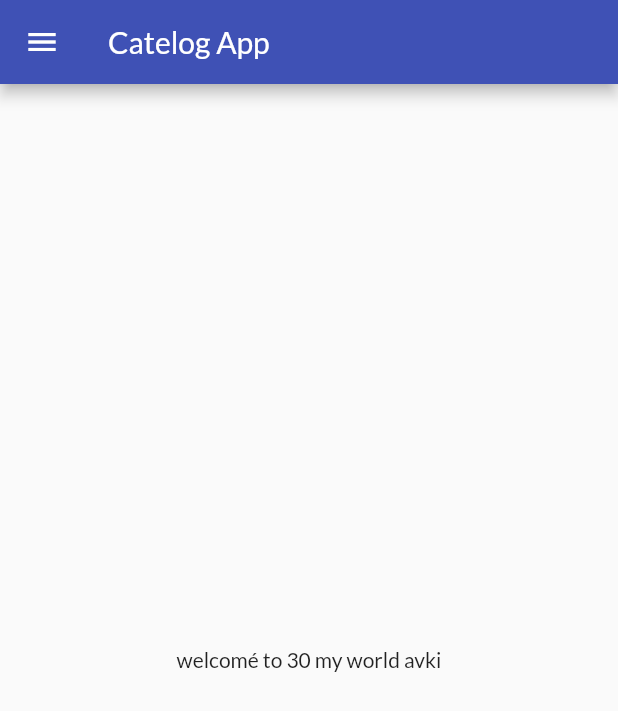
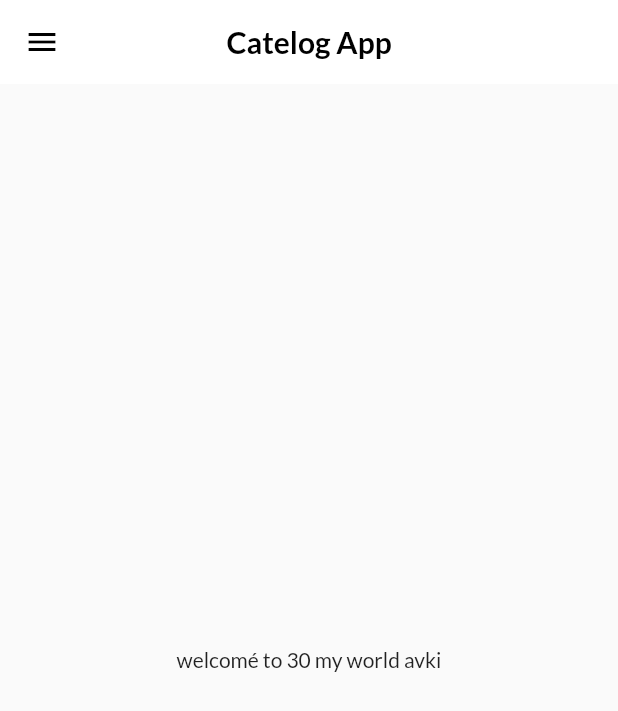
Before and after one commit to avikuuuu/Catalog-Flutter-App, a Flutter app: the screen it shows after launch, on a phone screen of 412 x 824 dp. Shown: the top 711 px of the screen. Run offline on Flutter 3.47's test engine with Material 2 defaults, Android fonts, the phone set to English and light mode, and no system bars; our stand-ins replace google_fonts.

Commit message:
theme extracted

```diff
--- a/lib/main.dart
+++ b/lib/main.dart
@@ -2,6 +2,7 @@ import 'package:flutter/material.dart';
 import 'package:flutter_catlog/pages/home_page.dart';
 import 'package:flutter_catlog/pages/login_page.dart';
 import 'package:flutter_catlog/utils/routes.dart';
+import 'package:flutter_catlog/widgets/themes.dart';
 import 'package:google_fonts/google_fonts.dart';
 
 void main() {
@@ -14,12 +15,11 @@ class MyApp extends StatelessWidget {
   @override
   Widget build(BuildContext context) {
     return MaterialApp(
+      debugShowCheckedModeBanner: false,
       // home: HomePage(),
       themeMode: ThemeMode.light,
-      theme: ThemeData(
-          primarySwatch: Colors.indigo,
-          fontFamily: GoogleFonts.lato().fontFamily),
-      darkTheme: ThemeData(brightness: Brightness.dark),
+      theme: MyTheme.lightTheme(context),
+      darkTheme: MyTheme.darkTheme(context),
       initialRoute: MyRoutes.homeRoute,
       routes: {
         "/": (context) => LoginPage(),
--- a/lib/pages/home_page.dart
+++ b/lib/pages/home_page.dart
@@ -12,7 +12,13 @@ class HomePage extends StatelessWidget {
 
     return Scaffold(
       appBar: AppBar(
-        title: Text("Catelog App"),
+        // backgroundColor: Colors.white,
+        // elevation: 0.0,
+        // iconTheme: IconThemeData(color: Colors.black),
+        title: Text(
+          "Catelog App",
+          style: TextStyle(fontWeight: FontWeight.bold),
+        ),
       ),
       body: Center(
         child: Container(
--- /dev/null
+++ b/lib/widgets/themes.dart
@@ -0,0 +1,17 @@
+import 'package:flutter/material.dart';
+import 'package:google_fonts/google_fonts.dart';
+
+class MyTheme {
+  static ThemeData lightTheme(BuildContext context) => ThemeData(
+      primarySwatch: Colors.indigo,
+      fontFamily: GoogleFonts.lato().fontFamily,
+      appBarTheme: AppBarTheme(
+          centerTitle: true,
+          color: Colors.white,
+          elevation: 0.0,
+          iconTheme: IconThemeData(color: Colors.black),
+          foregroundColor: Colors.black));
+
+  static ThemeData darkTheme(BuildContext context) =>
+      ThemeData(brightness: Brightness.dark);
+}
```
